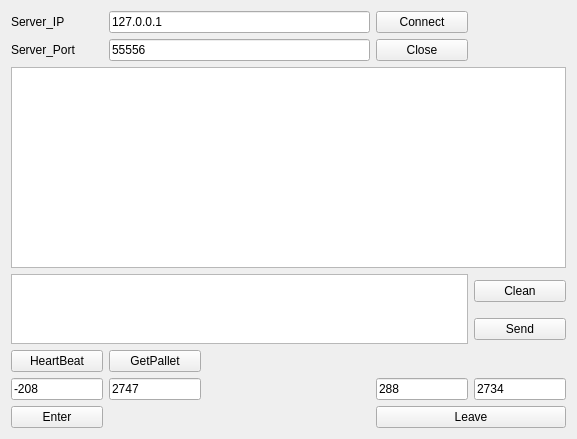
This is QT_TCP/clientPDS.ui in GoodTekken/qt_tcp_interface as Qt 5 draws it before an edit. The edited form follows.
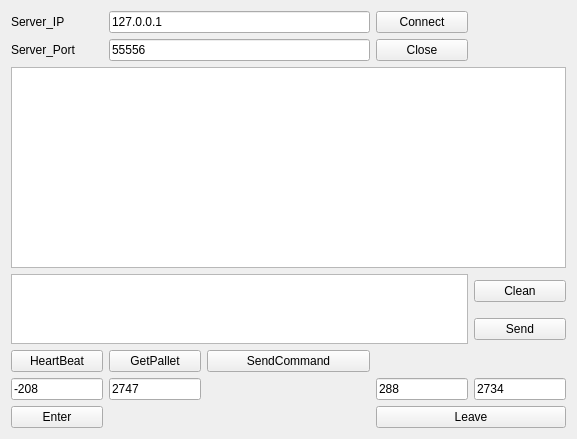
This is the edited form.

What changed in the file:
```diff
--- a/QT_TCP/clientPDS.ui
+++ b/QT_TCP/clientPDS.ui
@@ -166,6 +166,13 @@
      </property>
     </widget>
    </item>
+   <item row="9" column="2">
+    <widget class="QPushButton" name="pushButtonSendCommand">
+     <property name="text">
+      <string>SendCommand</string>
+     </property>
+    </widget>
+   </item>
   </layout>
  </widget>
  <resources/>
```
